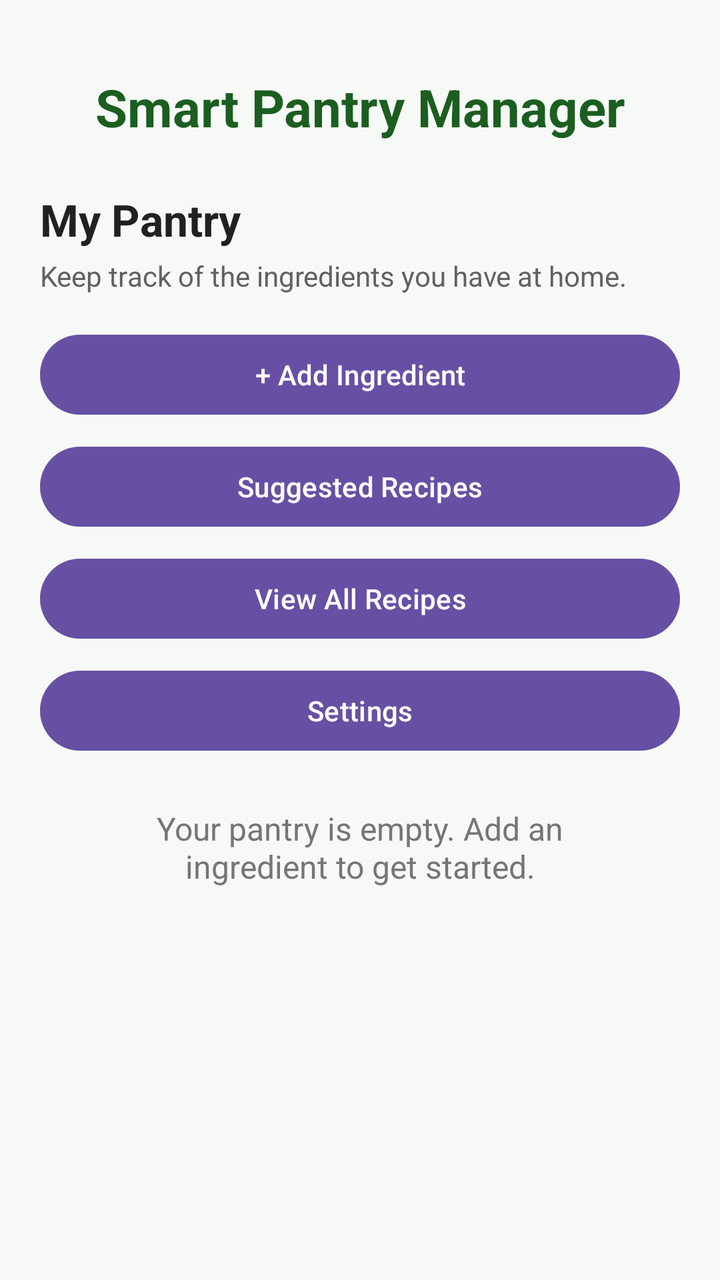
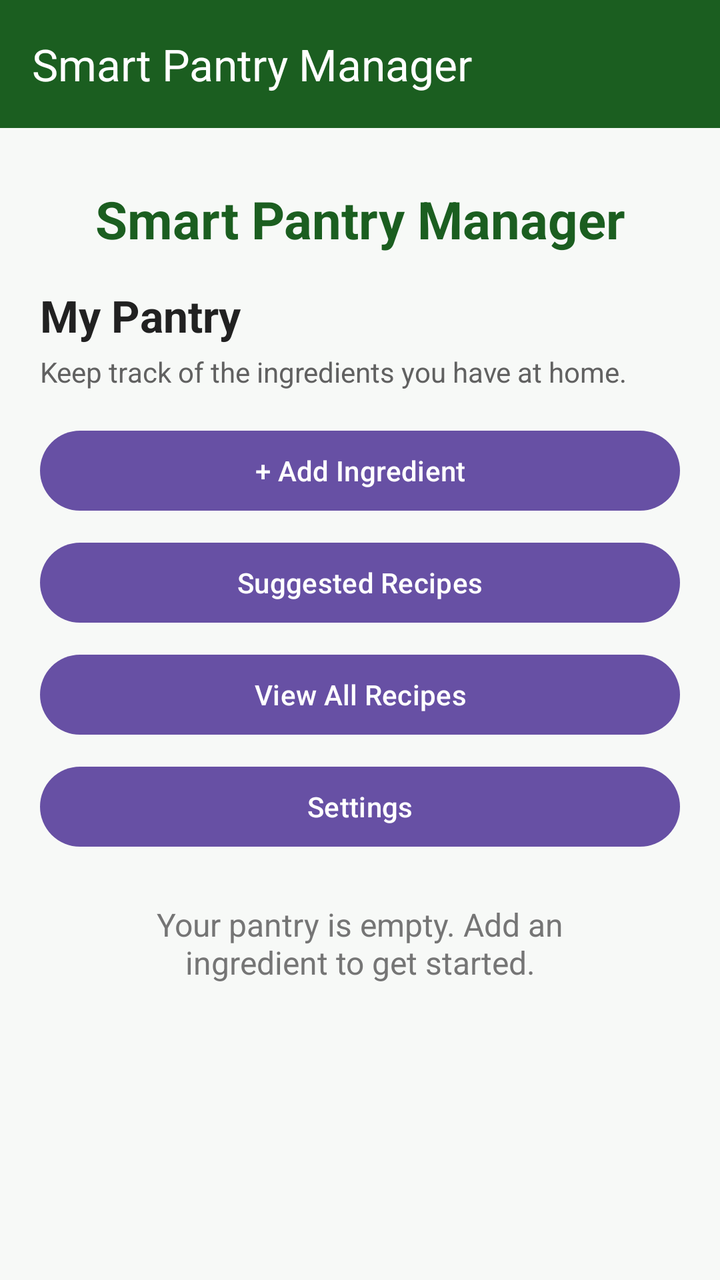

The first picture is an Android layout as it rendered before a commit; the second is the same layout after the commit. The layout source and the unified diff follow.
<!-- AndroidManifest.xml: application theme Theme.SmartPantryManager -->
<!-- res/layout/activity_main.xml -->
<?xml version="1.0" encoding="utf-8"?>
<LinearLayout xmlns:android="http://schemas.android.com/apk/res/android"
    xmlns:tools="http://schemas.android.com/tools"
    android:id="@+id/main"
    android:layout_width="match_parent"
    android:layout_height="match_parent"
    android:orientation="vertical"
    android:padding="20dp"
    android:background="#F7F9F7"
    tools:context=".MainActivity">

    <TextView
        android:id="@+id/tvAppName"
        android:layout_width="match_parent"
        android:layout_height="wrap_content"
        android:text="Smart Pantry Manager"
        android:textSize="26sp"
        android:textStyle="bold"
        android:textColor="#1B5E20"
        android:gravity="center"
        android:paddingTop="16dp"
        android:paddingBottom="8dp" />

    <TextView
        android:id="@+id/tvPantryTitle"
        android:layout_width="match_parent"
        android:layout_height="wrap_content"
        android:text="My Pantry"
        android:textSize="22sp"
        android:textStyle="bold"
        android:textColor="#212121"
        android:paddingTop="16dp"
        android:paddingBottom="4dp" />

    <TextView
        android:id="@+id/tvPantrySubtitle"
        android:layout_width="match_parent"
        android:layout_height="wrap_content"
        android:text="Keep track of the ingredients you have at home."
        android:textSize="14sp"
        android:textColor="#616161"
        android:paddingBottom="16dp" />

    <Button
        android:id="@+id/btnAddIngredient"
        android:layout_width="match_parent"
        android:layout_height="wrap_content"
        android:text="+ Add Ingredient"
        android:textAllCaps="false" />

    <Button
        android:id="@+id/btnSuggestedRecipes"
        android:layout_width="match_parent"
        android:layout_height="wrap_content"
        android:layout_marginTop="8dp"
        android:text="Suggested Recipes"
        android:textAllCaps="false" />

    <Button
        android:id="@+id/btnAllRecipes"
        android:layout_width="match_parent"
        android:layout_height="wrap_content"
        android:layout_marginTop="8dp"
        android:text="View All Recipes"
        android:textAllCaps="false" />

    <Button
        android:id="@+id/btnSettings"
        android:layout_width="match_parent"
        android:layout_height="wrap_content"
        android:layout_marginTop="8dp"
        android:text="Settings"
        android:textAllCaps="false" />

    <TextView
        android:id="@+id/tvEmptyPantry"
        android:layout_width="match_parent"
        android:layout_height="wrap_content"
        android:text="Your pantry is empty. Add an ingredient to get started."
        android:textSize="16sp"
        android:textColor="#757575"
        android:gravity="center"
        android:padding="24dp" />

    <androidx.recyclerview.widget.RecyclerView
        android:id="@+id/recyclerViewPantry"
        android:layout_width="match_parent"
        android:layout_height="0dp"
        android:layout_weight="1"
        android:paddingTop="8dp"
        tools:listitem="@android:layout/simple_list_item_2" />

</LinearLayout>
<!-- resources referenced by this layout -->
<resources>
  <style name="Theme.SmartPantryManager" parent="Base.Theme.SmartPantryManager" />
  <style name="Base.Theme.SmartPantryManager" parent="Theme.Material3.DayNight.NoActionBar">
          
          
      </style>
</resources>

<!-- the commit's change to res/layout/activity_main.xml (unified diff, before → after) -->
@@ -1,93 +1,113 @@
 <?xml version="1.0" encoding="utf-8"?>
 <LinearLayout xmlns:android="http://schemas.android.com/apk/res/android"
+    xmlns:app="http://schemas.android.com/apk/res-auto"
     xmlns:tools="http://schemas.android.com/tools"
     android:id="@+id/main"
     android:layout_width="match_parent"
     android:layout_height="match_parent"
     android:orientation="vertical"
-    android:padding="20dp"
     android:background="#F7F9F7"
     tools:context=".MainActivity">
 
-    <TextView
-        android:id="@+id/tvAppName"
+    
+    <androidx.appcompat.widget.Toolbar
+        android:id="@+id/mainToolbar"
         android:layout_width="match_parent"
-        android:layout_height="wrap_content"
-        android:text="Smart Pantry Manager"
-        android:textSize="26sp"
-        android:textStyle="bold"
-        android:textColor="#1B5E20"
-        android:gravity="center"
-        android:paddingTop="16dp"
-        android:paddingBottom="8dp" />
+        android:layout_height="?attr/actionBarSize"
+        android:background="#1B5E20"
+        app:title="Smart Pantry Manager"
+        app:titleTextColor="#FFFFFF"
+        app:popupTheme="@style/ThemeOverlay.AppCompat.Light" />
 
-    <TextView
-        android:id="@+id/tvPantryTitle"
-        android:layout_width="match_parent"
-        android:layout_height="wrap_content"
-        android:text="My Pantry"
-        android:textSize="22sp"
-        android:textStyle="bold"
-        android:textColor="#212121"
-        android:paddingTop="16dp"
-        android:paddingBottom="4dp" />
-
-    <TextView
-        android:id="@+id/tvPantrySubtitle"
-        android:layout_width="match_parent"
-        android:layout_height="wrap_content"
-        android:text="Keep track of the ingredients you have at home."
-        android:textSize="14sp"
-        android:textColor="#616161"
-        android:paddingBottom="16dp" />
-
-    <Button
-        android:id="@+id/btnAddIngredient"
-        android:layout_width="match_parent"
-        android:layout_height="wrap_content"
-        android:text="+ Add Ingredient"
-        android:textAllCaps="false" />
-
-    <Button
-        android:id="@+id/btnSuggestedRecipes"
-        android:layout_width="match_parent"
-        android:layout_height="wrap_content"
-        android:layout_marginTop="8dp"
-        android:text="Suggested Recipes"
-        android:textAllCaps="false" />
-
-    <Button
-        android:id="@+id/btnAllRecipes"
-        android:layout_width="match_parent"
-        android:layout_height="wrap_content"
-        android:layout_marginTop="8dp"
-        android:text="View All Recipes"
-        android:textAllCaps="false" />
-
-    <Button
-        android:id="@+id/btnSettings"
-        android:layout_width="match_parent"
-        android:layout_height="wrap_content"
-        android:layout_marginTop="8dp"
-        android:text="Settings"
-        android:textAllCaps="false" />
-
-    <TextView
-        android:id="@+id/tvEmptyPantry"
-        android:layout_width="match_parent"
-        android:layout_height="wrap_content"
-        android:text="Your pantry is empty. Add an ingredient to get started."
-        android:textSize="16sp"
-        android:textColor="#757575"
-        android:gravity="center"
-        android:padding="24dp" />
-
-    <androidx.recyclerview.widget.RecyclerView
-        android:id="@+id/recyclerViewPantry"
+    
+    <LinearLayout
         android:layout_width="match_parent"
         android:layout_height="0dp"
         android:layout_weight="1"
-        android:paddingTop="8dp"
-        tools:listitem="@android:layout/simple_list_item_2" />
+        android:orientation="vertical"
+        android:padding="20dp">
+
+        <TextView
+            android:id="@+id/tvAppName"
+            android:layout_width="match_parent"
+            android:layout_height="wrap_content"
+            android:text="Smart Pantry Manager"
+            android:textSize="26sp"
+            android:textStyle="bold"
+            android:textColor="#1B5E20"
+            android:gravity="center"
+            android:paddingTop="8dp"
+            android:paddingBottom="8dp" />
+
+        <TextView
+            android:id="@+id/tvPantryTitle"
+            android:layout_width="match_parent"
+            android:layout_height="wrap_content"
+            android:text="My Pantry"
+            android:textSize="22sp"
+            android:textStyle="bold"
+            android:textColor="#212121"
+            android:paddingTop="8dp"
+            android:paddingBottom="4dp" />
+
+        <TextView
+            android:id="@+id/tvPantrySubtitle"
+            android:layout_width="match_parent"
+            android:layout_height="wrap_content"
+            android:text="Keep track of the ingredients you have at home."
+            android:textSize="14sp"
+            android:textColor="#616161"
+            android:paddingBottom="16dp" />
+
+        <Button
+            android:id="@+id/btnAddIngredient"
+            android:layout_width="match_parent"
+            android:layout_height="wrap_content"
+            android:text="+ Add Ingredient"
+            android:textAllCaps="false" />
+
+        <Button
+            android:id="@+id/btnSuggestedRecipes"
+            android:layout_width="match_parent"
+            android:layout_height="wrap_content"
+            android:layout_marginTop="8dp"
+            android:text="Suggested Recipes"
+            android:textAllCaps="false" />
+
+        <Button
+            android:id="@+id/btnAllRecipes"
+            android:layout_width="match_parent"
+            android:layout_height="wrap_content"
+            android:layout_marginTop="8dp"
+            android:text="View All Recipes"
+            android:textAllCaps="false" />
+
+        <Button
+            android:id="@+id/btnSettings"
+            android:layout_width="match_parent"
+            android:layout_height="wrap_content"
+            android:layout_marginTop="8dp"
+            android:text="Settings"
+            android:textAllCaps="false" />
+
+        <TextView
+            android:id="@+id/tvEmptyPantry"
+            android:layout_width="match_parent"
+            android:layout_height="wrap_content"
+            android:text="Your pantry is empty. Add an ingredient to get started."
+            android:textSize="16sp"
+            android:textColor="#757575"
+            android:gravity="center"
+            android:padding="24dp" />
+
+        <androidx.recyclerview.widget.RecyclerView
+            android:id="@+id/recyclerViewPantry"
+            android:layout_width="match_parent"
+            android:layout_height="0dp"
+            android:layout_weight="1"
+            android:paddingTop="8dp"
+            tools:listitem="@android:layout/simple_list_item_2" />
+
+    </LinearLayout>
 
 </LinearLayout>
